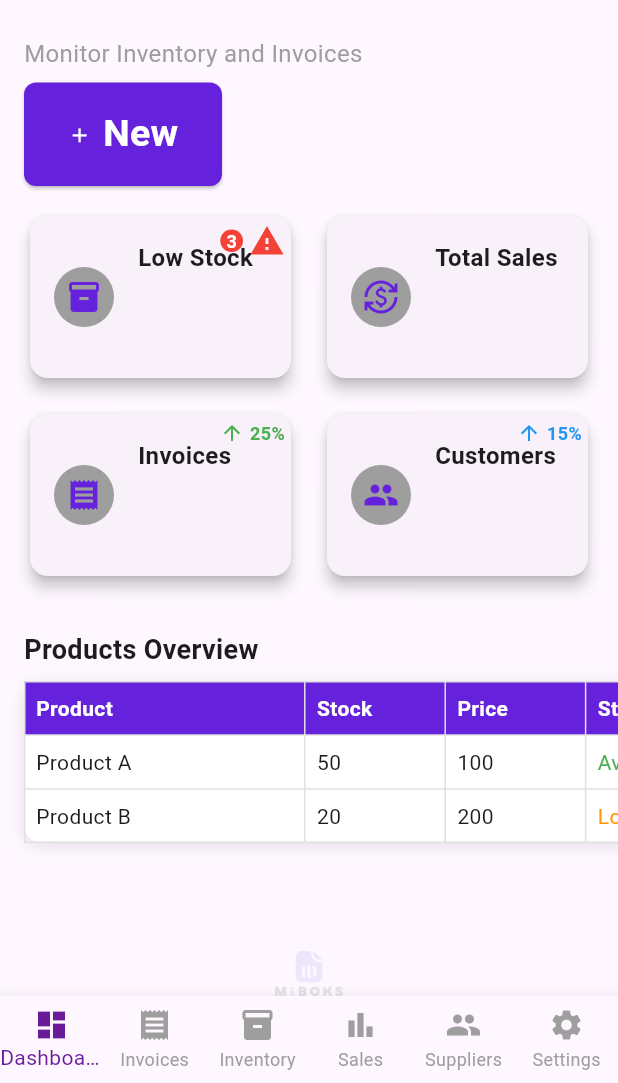
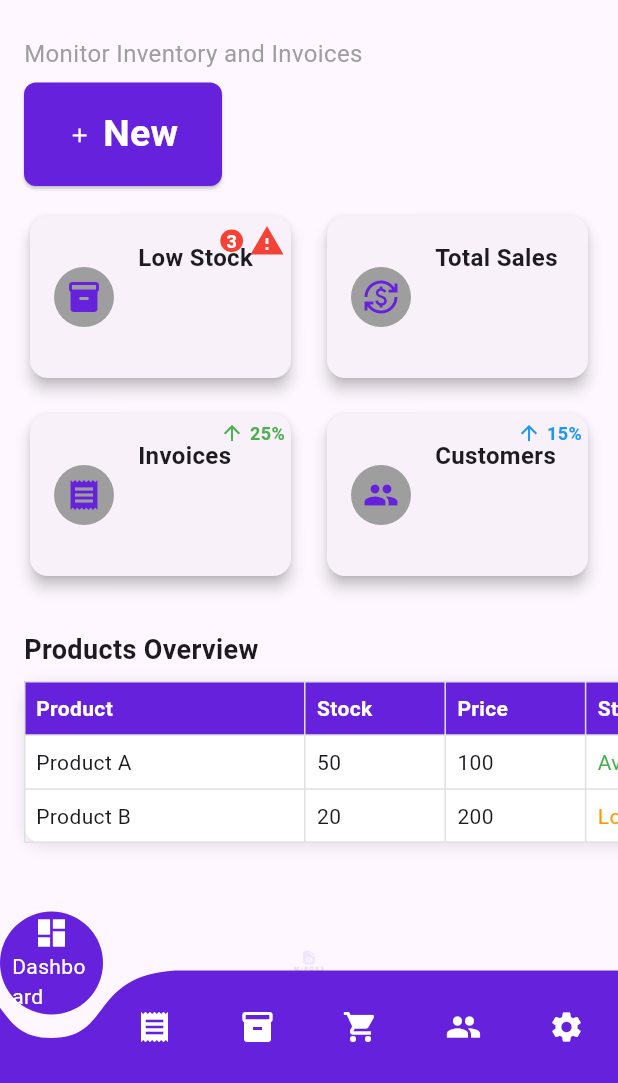
Before and after one commit to Chrisgentsl/miboks-millennialsierraleone, a Flutter app: the BottomNavbarWidget screen opened directly, on a phone screen of 412 x 824 dp, the part 153-1236 px from its top. Run offline on Flutter 3.47's test engine with Material 3 defaults, Android fonts, the phone set to English and light mode, and no system bars; drawn by our look-alikes of curved_navigation_bar; our stand-ins replace cloud_firestore, firebase_auth, firebase_core, shared_preferences; accounts and stored records are empty.

Commit message:
added a curved effect on the bottom navbar

```diff
--- a/lib/screens/sales_screen.dart
+++ b/lib/screens/sales_screen.dart
@@ -273,7 +273,7 @@ class _SalesScreenState extends State<SalesScreen> {
                     ElevatedButton(
                       onPressed: _submitSale,
                       style: ElevatedButton.styleFrom(
-                        backgroundColor: const Color(0xFF6A1B9A),
+                        backgroundColor: const Color(0xFF6621DC),
                         foregroundColor: Colors.white,
                         minimumSize: const Size(double.infinity, 50), // Full width button
                       ),
--- a/lib/widgets/bottom_navbar_widget.dart
+++ b/lib/widgets/bottom_navbar_widget.dart
@@ -1,4 +1,5 @@
 import 'package:flutter/material.dart';
+import 'package:curved_navigation_bar/curved_navigation_bar.dart';
 import '../screens/invoice_screen.dart';
 import '../screens/dashboard_screen.dart';
 import '../screens/inventory_screen.dart';
@@ -35,36 +36,61 @@ class _BottomNavbarWidgetState extends State<BottomNavbarWidget> {
   Widget build(BuildContext context) {
     return Scaffold(
       body: _screens[_selectedIndex],
-      bottomNavigationBar: BottomNavigationBar(
-        currentIndex: _selectedIndex,
+      bottomNavigationBar: CurvedNavigationBar(
+        index: _selectedIndex,
         onTap: _onItemTapped,
-        type: BottomNavigationBarType.fixed,
-        selectedItemColor: const Color(0xFF6A1B9A), // Purple for active
-        unselectedItemColor: Colors.grey, // Grey for inactive
-        items: const [
-          BottomNavigationBarItem(
-            icon: Icon(Icons.dashboard),
-            label: 'Dashboard',
+        backgroundColor: Colors.transparent, // Transparent to show curve effect
+        color: const Color(0xFF6621DC),
+        buttonBackgroundColor: const Color(0xFF6621DC),
+        animationDuration: const Duration(milliseconds: 300),
+        items: [
+          Column(
+            mainAxisAlignment: MainAxisAlignment.center,
+            children: [
+              Icon(Icons.dashboard, color: _selectedIndex == 0 ? Colors.white : Colors.white),
+              if (_selectedIndex == 0)
+                const Text('Dashboard', style: TextStyle(color: Colors.white)),
+            ],
           ),
-          BottomNavigationBarItem(
-            icon: Icon(Icons.receipt),
-            label: 'Invoices',
+          Column(
+            mainAxisAlignment: MainAxisAlignment.center,
+            children: [
+              Icon(Icons.receipt, color: _selectedIndex == 1 ? Colors.white : Colors.white),
+              if (_selectedIndex == 1)
+                const Text('Invoice', style: TextStyle(color: Colors.white)),
+            ],
           ),
-          BottomNavigationBarItem(
-            icon: Icon(Icons.inventory),
-            label: 'Inventory',
+          Column(
+            mainAxisAlignment: MainAxisAlignment.center,
+            children: [
+              Icon(Icons.inventory, color: _selectedIndex == 2 ? Colors.white : Colors.white),
+              if (_selectedIndex == 2)
+                const Text('Inventory', style: TextStyle(color: Colors.white)),
+            ],
           ),
-          BottomNavigationBarItem(
-            icon: Icon(Icons.bar_chart),
-            label: 'Sales',
+          Column(
+            mainAxisAlignment: MainAxisAlignment.center,
+            children: [
+              Icon(Icons.shopping_cart, color: _selectedIndex == 3 ? Colors.white : Colors.white),
+              if (_selectedIndex == 3)
+                const Text('Sales', style: TextStyle(color: Colors.white)),
+            ],
           ),
-          BottomNavigationBarItem(
-            icon: Icon(Icons.people),
-            label: 'Suppliers',
+          Column(
+            mainAxisAlignment: MainAxisAlignment.center,
+            children: [
+              Icon(Icons.people, color: _selectedIndex == 4 ? Colors.white : Colors.white),
+              if (_selectedIndex == 4)
+                const Text('Suppliers', style: TextStyle(color: Colors.white)),
+            ],
           ),
-          BottomNavigationBarItem(
-            icon: Icon(Icons.settings),
-            label: 'Settings',
+          Column(
+            mainAxisAlignment: MainAxisAlignment.center,
+            children: [
+              Icon(Icons.settings, color: _selectedIndex == 5 ? Colors.white : Colors.white),
+              if (_selectedIndex == 5)
+                const Text('Settings', style: TextStyle(color: Colors.white)),
+            ],
           ),
         ],
       ),
--- a/lib/widgets/product_form_dialog.dart
+++ b/lib/widgets/product_form_dialog.dart
@@ -172,8 +172,8 @@ class _ProductFormDialogState extends State<ProductFormDialog> {
         ElevatedButton(
           onPressed: _submitForm,
           style: ElevatedButton.styleFrom(
-            backgroundColor: const Color(0xFF6621DC),
-            foregroundColor: Colors.white,
+            backgroundColor: Colors.white, // Changed from blue to white
+            foregroundColor: Colors.black, // Adjusted text color for contrast
           ),
           child: Text(isEditing ? 'Update' : 'Add'),
         ),
--- a/pubspec.yaml
+++ b/pubspec.yaml
@@ -17,6 +17,7 @@ dependencies:
   pdf: ^3.10.0
   path_provider: ^2.0.14
   shared_preferences: ^2.5.3
+  curved_navigation_bar: ^1.0.1
 
 dev_dependencies:
   flutter_test:
```
Also changed, not shown: pubspec.lock, 1 other file.
